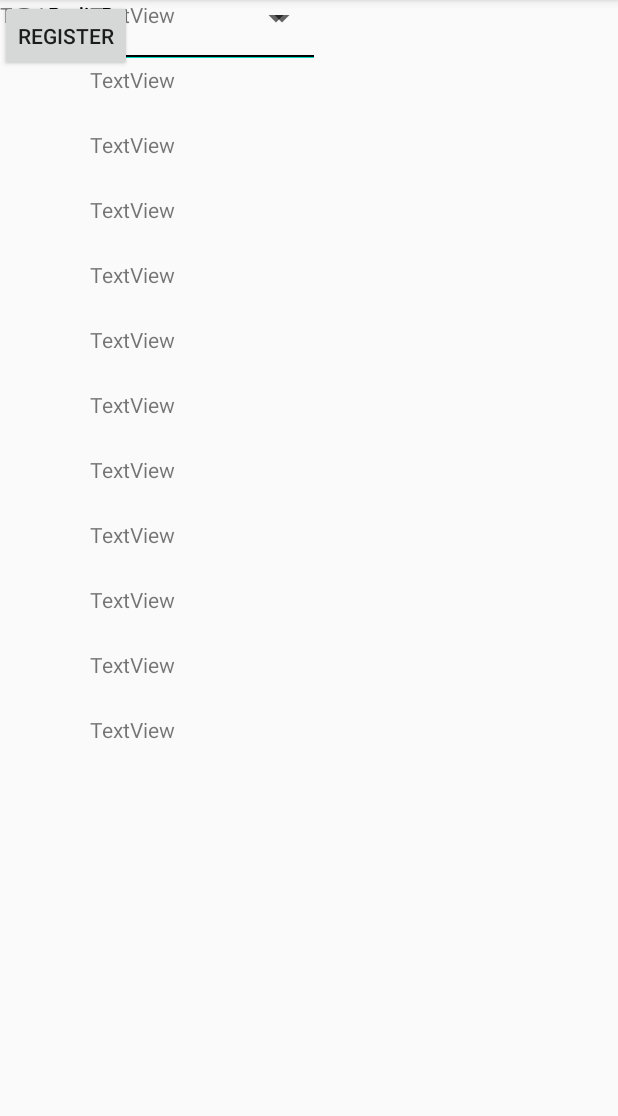
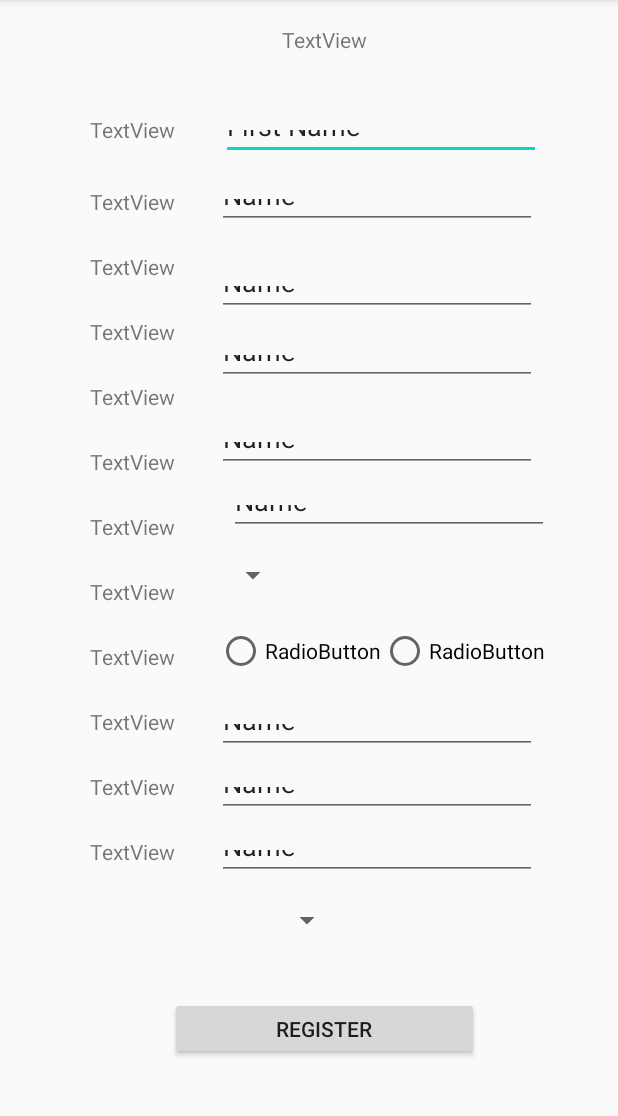
Before and after one commit to codey-singh/androidTermProject, an Android app: the EmpRegistrationActivity screen opened directly, with no data from a screen before it, on a phone screen of 412 x 824 dp, the part 84-1200 px from its top. Run offline under Robolectric (Android 15) with nearby library versions, the phone set to English and light mode, and no system bars.

Commit message:
Adjusted the constraints for the widgets

```diff
--- a/app/src/main/res/layout/activity_emp_registration.xml
+++ b/app/src/main/res/layout/activity_emp_registration.xml
@@ -36,20 +36,27 @@
 
     <Button
         android:id="@+id/REGISTER"
-        android:layout_width="wrap_content"
-        android:layout_height="wrap_content"
+        android:layout_width="206dp"
+        android:layout_height="42dp"
+        android:layout_marginStart="116dp"
+        android:layout_marginTop="8dp"
+        android:layout_marginEnd="116dp"
         android:text="REGISTER"
-        tools:layout_editor_absoluteX="145dp"
-        tools:layout_editor_absoluteY="667dp" />
+        app:layout_constraintBottom_toBottomOf="parent"
+        app:layout_constraintEnd_toEndOf="parent"
+        app:layout_constraintStart_toStartOf="@+id/guideline2"
+        app:layout_constraintTop_toTopOf="@+id/guideline4"
+        app:layout_constraintVertical_bias="0.0" />
 
     <TextView
         android:id="@+id/textView"
-        android:layout_width="wrap_content"
-        android:layout_height="wrap_content"
+        android:layout_width="59dp"
+        android:layout_height="24dp"
         android:layout_marginStart="60dp"
+        android:layout_marginTop="24dp"
         android:text="TextView"
         app:layout_constraintStart_toStartOf="parent"
-        tools:layout_editor_absoluteY="100dp" />
+        app:layout_constraintTop_toTopOf="@+id/guideline3" />
 
     <TextView
         android:id="@+id/textView2"
@@ -165,128 +172,159 @@
         android:id="@+id/textView13"
         android:layout_width="wrap_content"
         android:layout_height="wrap_content"
+        android:layout_marginStart="170dp"
+        android:layout_marginTop="8dp"
+        android:layout_marginEnd="170dp"
+        android:layout_marginBottom="8dp"
         android:text="TextView"
-        tools:layout_editor_absoluteX="174dp"
-        tools:layout_editor_absoluteY="24dp" />
+        app:layout_constraintBottom_toTopOf="@+id/guideline3"
+        app:layout_constraintEnd_toEndOf="parent"
+        app:layout_constraintStart_toStartOf="@+id/guideline2"
+        app:layout_constraintTop_toTopOf="parent" />
 
     <EditText
         android:id="@+id/editText"
         android:layout_width="wrap_content"
-        android:layout_height="wrap_content"
+        android:layout_height="30dp"
+        android:layout_marginStart="28dp"
+        android:layout_marginTop="24dp"
         android:ems="10"
         android:inputType="textPersonName"
-        android:text="Name"
-        tools:layout_editor_absoluteX="155dp"
-        tools:layout_editor_absoluteY="88dp" />
+        android:text="First Name"
+        app:layout_constraintStart_toEndOf="@+id/textView"
+        app:layout_constraintTop_toTopOf="@+id/guideline3" />
 
     <EditText
         android:id="@+id/editText2"
         android:layout_width="wrap_content"
-        android:layout_height="wrap_content"
+        android:layout_height="30dp"
+        android:layout_marginStart="28dp"
+        android:layout_marginTop="16dp"
         android:ems="10"
         android:inputType="textPersonName"
         android:text="Name"
-        tools:layout_editor_absoluteX="155dp"
-        tools:layout_editor_absoluteY="137dp" />
+        app:layout_constraintStart_toEndOf="@+id/textView2"
+        app:layout_constraintTop_toBottomOf="@+id/editText" />
 
     <EditText
         android:id="@+id/editText3"
         android:layout_width="wrap_content"
-        android:layout_height="wrap_content"
+        android:layout_height="30dp"
+        android:layout_marginStart="28dp"
+        android:layout_marginTop="28dp"
         android:ems="10"
         android:inputType="textPersonName"
         android:text="Name"
-        tools:layout_editor_absoluteX="155dp"
-        tools:layout_editor_absoluteY="184dp" />
+        app:layout_constraintStart_toEndOf="@+id/textView3"
+        app:layout_constraintTop_toBottomOf="@+id/editText2" />
 
     <EditText
         android:id="@+id/editText4"
         android:layout_width="wrap_content"
-        android:layout_height="wrap_content"
+        android:layout_height="30dp"
+        android:layout_marginStart="28dp"
+        android:layout_marginTop="16dp"
         android:ems="10"
         android:inputType="textPersonName"
         android:text="Name"
-        tools:layout_editor_absoluteX="155dp"
-        tools:layout_editor_absoluteY="231dp" />
+        app:layout_constraintStart_toEndOf="@+id/textView4"
+        app:layout_constraintTop_toBottomOf="@+id/editText3" />
 
     <EditText
         android:id="@+id/editText5"
         android:layout_width="wrap_content"
-        android:layout_height="wrap_content"
+        android:layout_height="30dp"
+        android:layout_marginStart="28dp"
+        android:layout_marginTop="28dp"
         android:ems="10"
         android:inputType="textPersonName"
         android:text="Name"
-        tools:layout_editor_absoluteX="158dp"
-        tools:layout_editor_absoluteY="280dp" />
+        app:layout_constraintStart_toEndOf="@+id/textView5"
+        app:layout_constraintTop_toBottomOf="@+id/editText4" />
 
     <EditText
         android:id="@+id/editText6"
         android:layout_width="wrap_content"
-        android:layout_height="wrap_content"
+        android:layout_height="30dp"
+        android:layout_marginStart="36dp"
+        android:layout_marginTop="12dp"
         android:ems="10"
         android:inputType="textPersonName"
         android:text="Name"
-        tools:layout_editor_absoluteX="155dp"
-        tools:layout_editor_absoluteY="326dp" />
+        app:layout_constraintStart_toEndOf="@+id/textView6"
+        app:layout_constraintTop_toBottomOf="@+id/editText5" />
 
     <Spinner
         android:id="@+id/spinner"
-        android:layout_width="212dp"
-        android:layout_height="23dp"
-        tools:layout_editor_absoluteX="160dp"
-        tools:layout_editor_absoluteY="378dp" />
+        android:layout_width="wrap_content"
+        android:layout_height="30dp"
+        android:layout_marginStart="28dp"
+        android:layout_marginTop="12dp"
+        app:layout_constraintStart_toEndOf="@+id/textView7"
+        app:layout_constraintTop_toBottomOf="@+id/editText6" />
 
     <RadioButton
         android:id="@+id/radioButton"
-        android:layout_width="80dp"
+        android:layout_width="wrap_content"
         android:layout_height="30dp"
+        android:layout_marginStart="28dp"
+        android:layout_marginTop="20dp"
         android:text="RadioButton"
-        tools:layout_editor_absoluteX="159dp"
-        tools:layout_editor_absoluteY="415dp" />
+        app:layout_constraintStart_toEndOf="@+id/textView8"
+        app:layout_constraintTop_toBottomOf="@+id/spinner" />
 
     <RadioButton
         android:id="@+id/radioButton2"
-        android:layout_width="87dp"
-        android:layout_height="33dp"
+        android:layout_width="wrap_content"
+        android:layout_height="30dp"
+        android:layout_marginTop="20dp"
         android:text="RadioButton"
-        tools:layout_editor_absoluteX="259dp"
-        tools:layout_editor_absoluteY="412dp" />
+        app:layout_constraintStart_toEndOf="@+id/radioButton"
+        app:layout_constraintTop_toBottomOf="@+id/spinner" />
 
     <EditText
         android:id="@+id/editText7"
         android:layout_width="wrap_content"
-        android:layout_height="wrap_content"
+        android:layout_height="30dp"
+        android:layout_marginStart="28dp"
+        android:layout_marginTop="24dp"
         android:ems="10"
         android:inputType="textPersonName"
         android:text="Name"
-        tools:layout_editor_absoluteX="155dp"
-        tools:layout_editor_absoluteY="449dp" />
+        app:layout_constraintStart_toEndOf="@+id/textView9"
+        app:layout_constraintTop_toBottomOf="@+id/radioButton" />
 
     <EditText
         android:id="@+id/editText8"
         android:layout_width="wrap_content"
-        android:layout_height="wrap_content"
+        android:layout_height="30dp"
+        android:layout_marginStart="28dp"
+        android:layout_marginTop="12dp"
         android:ems="10"
         android:inputType="textPersonName"
         android:text="Name"
-        tools:layout_editor_absoluteX="154dp"
-        tools:layout_editor_absoluteY="498dp" />
+        app:layout_constraintStart_toEndOf="@+id/textView12"
+        app:layout_constraintTop_toBottomOf="@+id/editText7" />
 
     <EditText
         android:id="@+id/editText9"
         android:layout_width="wrap_content"
-        android:layout_height="wrap_content"
+        android:layout_height="30dp"
+        android:layout_marginStart="28dp"
+        android:layout_marginTop="12dp"
         android:ems="10"
         android:inputType="textPersonName"
         android:text="Name"
-        tools:layout_editor_absoluteX="151dp"
-        tools:layout_editor_absoluteY="545dp" />
+        app:layout_constraintStart_toEndOf="@+id/textView10"
+        app:layout_constraintTop_toBottomOf="@+id/editText8" />
 
     <Spinner
         android:id="@+id/spinner2"
-        android:layout_width="208dp"
-        android:layout_height="23dp"
-        tools:layout_editor_absoluteX="155dp"
-        tools:layout_editor_absoluteY="599dp" />
+        android:layout_width="wrap_content"
+        android:layout_height="30dp"
+        android:layout_marginStart="64dp"
+        android:layout_marginTop="12dp"
+        app:layout_constraintStart_toEndOf="@+id/textView11"
+        app:layout_constraintTop_toBottomOf="@+id/editText9" />
 
 </androidx.constraintlayout.widget.ConstraintLayout>
```
